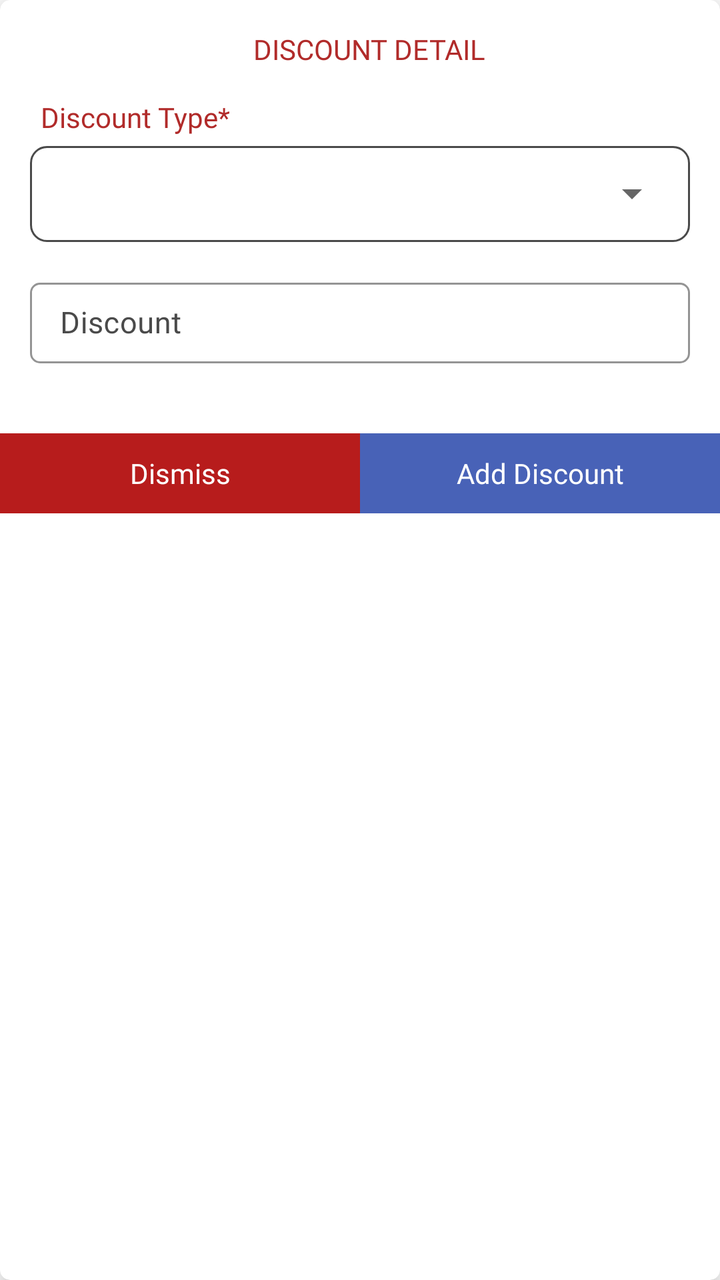
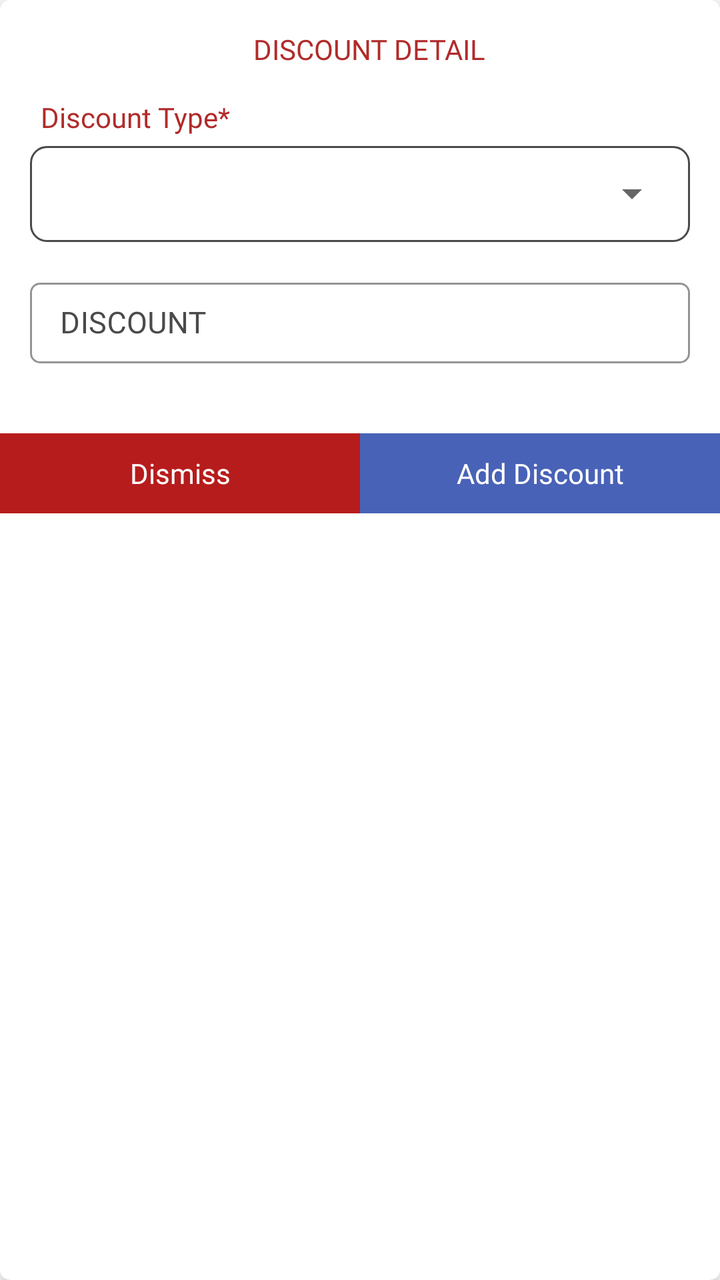

Compare the two renders of this Android layout. The source of the first and the diff that turns it into the second are given below.
<!-- AndroidManifest.xml: application theme AppTheme -->
<!-- res/layout/update_discount_dialog.xml -->
<?xml version="1.0" encoding="utf-8"?>
<androidx.cardview.widget.CardView xmlns:android="http://schemas.android.com/apk/res/android"
    xmlns:app="http://schemas.android.com/apk/res-auto"
    android:layout_width="match_parent"
    android:layout_height="wrap_content"
    android:layout_margin="5dp"
    android:elevation="7dp"
    app:cardCornerRadius="5dp"
    app:cardElevation="7dp">

    <LinearLayout
        android:layout_width="match_parent"
        android:layout_height="wrap_content"
        android:orientation="vertical">

        <TextView
            android:layout_width="wrap_content"
            android:layout_height="wrap_content"
            android:layout_gravity="center"
            android:layout_marginStart="5dp"
            android:layout_marginTop="15dp"
            android:fontFamily="@font/poppinsbold"
            android:gravity="center"
            android:paddingStart="10dp"
            android:paddingEnd="10dp"
            android:text="DISCOUNT DETAIL"
            android:textColor="@color/textcolor" />

        <TextView
            android:layout_width="wrap_content"
            android:layout_height="wrap_content"
            android:layout_gravity="center|start"
            android:layout_marginStart="20dp"
            android:layout_marginTop="15dp"
            android:layout_marginEnd="15dp"
            android:fontFamily="@font/poppinsregular"
            android:gravity="center"
            android:text="Discount Type*"
            android:textColor="@color/textcolor" />

        <LinearLayout
            android:layout_width="match_parent"
            android:layout_height="48dp"
            android:layout_marginStart="15dp"
            android:layout_marginTop="5dp"
            android:layout_marginEnd="15dp"
            android:layout_marginBottom="5dp"
            android:background="@drawable/button_rounded_border"
            android:orientation="horizontal">

            <Spinner
                android:id="@+id/discountTypeSpinner"
                android:layout_width="match_parent"
                android:layout_height="45dp"
                android:layout_gravity="center"
                android:layout_margin="5dp"
                android:autofillHints="Select Discount Type"
                android:fontFamily="@font/poppinsregular"
                android:gravity="center|start"
                android:paddingLeft="10dp"
                android:textColor="@color/black"
                android:textSize="15dp" />

        </LinearLayout>

        <com.google.android.material.textfield.TextInputLayout
            android:id="@+id/discountPercentageLayout"
            style="@style/Widget.MaterialComponents.TextInputLayout.OutlinedBox"
            android:layout_width="match_parent"
            android:layout_height="wrap_content"
            android:layout_gravity="center"
            android:layout_marginStart="15dp"
            android:layout_marginTop="10dp"
            android:layout_marginEnd="15dp"
            android:layout_marginBottom="5dp"
            android:gravity="center"
            android:textColorHint="@color/light_black"
            app:boxCornerRadiusBottomEnd="5dp"
            app:boxCornerRadiusBottomStart="5dp"
            app:boxCornerRadiusTopEnd="5dp"
            app:boxCornerRadiusTopStart="5dp"
            app:boxStrokeColor="@color/light_black">

            <com.google.android.material.textfield.TextInputEditText
                android:id="@+id/discountPercentage"
                android:layout_width="match_parent"
                android:layout_height="wrap_content"
                android:drawableTint="@color/light_black"
                android:fontFamily="@font/poppinsregular"
                android:hint="Discount"
                android:imeOptions="actionNext"
                android:inputType="numberDecimal"
                android:paddingStart="15dp"
                android:paddingTop="10dp"
                android:paddingEnd="10dp"
                android:paddingBottom="10dp"
                android:singleLine="true"
                android:textColor="@color/black"
                android:textColorHint="@color/light_black"
                android:textSize="15dp" />

        </com.google.android.material.textfield.TextInputLayout>

        <LinearLayout
            android:layout_width="match_parent"
            android:layout_height="wrap_content"
            android:layout_marginTop="30dp"
            android:orientation="horizontal">

            <TextView
                android:id="@+id/dismissDiscountPercentage"
                android:layout_width="match_parent"
                android:layout_height="40dp"
                android:layout_gravity="center"
                android:layout_weight="1"
                android:background="@color/red"
                android:fontFamily="@font/poppinsregular"
                android:gravity="center"
                android:text="Dismiss"
                android:textColor="@color/white"
                android:textSize="14dp" />

            <TextView
                android:id="@+id/addDiscountPercentage"
                android:layout_width="match_parent"
                android:layout_height="40dp"
                android:layout_gravity="center"
                android:layout_weight="1"
                android:background="@color/colorPrimary"
                android:fontFamily="@font/poppinsregular"
                android:gravity="center"
                android:text="Add Discount"
                android:textColor="@color/white"
                android:textSize="14dp" />

        </LinearLayout>

    </LinearLayout>

</androidx.cardview.widget.CardView>
<!-- resources referenced by this layout -->
<resources>
  <color name="black">#000</color>
  <color name="colorPrimary">#4862b7</color>
  <color name="light_black">#4a4a4a</color>
  <color name="red">#B71C1C</color>
  <color name="textcolor">#b12b2a</color>
  <color name="white">#fff</color>
  <!-- drawable button_rounded_border (drawable) -->
  <?xml version="1.0" encoding="utf-8"?>
  <shape xmlns:android="http://schemas.android.com/apk/res/android">
      <stroke
          android:width="1dp"
          android:color="@color/light_black" />
  
      <corners android:radius="8dp" />
  
  </shape>
  <style name="AppTheme" parent="Theme.MaterialComponents.Light.NoActionBar">
          
          <item name="colorPrimary">@color/colorPrimary</item>
          <item name="colorPrimaryDark">@color/colorPrimary</item>
          <item name="colorAccent">@color/colorAccent</item>
          <item name="android:windowIsTranslucent">true</item>
          <item name="windowNoTitle">true</item>
          <item name="windowActionBar">false</item>
  
      </style>
  <color name="colorAccent">#000</color>
</resources>

<!-- the commit's change to res/layout/update_discount_dialog.xml (unified diff, before → after) -->
@@ -23,7 +23,7 @@
             android:gravity="center"
             android:paddingStart="10dp"
             android:paddingEnd="10dp"
-            android:text="DISCOUNT DETAIL"
+            android:text="@string/ui_discount_detail"
             android:textColor="@color/textcolor" />
 
         <TextView
@@ -35,7 +35,7 @@
             android:layout_marginEnd="15dp"
             android:fontFamily="@font/poppinsregular"
             android:gravity="center"
-            android:text="Discount Type*"
+            android:text="@string/ui_discount_type"
             android:textColor="@color/textcolor" />
 
         <LinearLayout
@@ -87,7 +87,7 @@
                 android:layout_height="wrap_content"
                 android:drawableTint="@color/light_black"
                 android:fontFamily="@font/poppinsregular"
-                android:hint="Discount"
+                android:hint="@string/ui_discount"
                 android:imeOptions="actionNext"
                 android:inputType="numberDecimal"
                 android:paddingStart="15dp"
@@ -116,7 +116,7 @@
                 android:background="@color/red"
                 android:fontFamily="@font/poppinsregular"
                 android:gravity="center"
-                android:text="Dismiss"
+                android:text="@string/ui_dismiss"
                 android:textColor="@color/white"
                 android:textSize="14dp" />
 
@@ -129,7 +129,7 @@
                 android:background="@color/colorPrimary"
                 android:fontFamily="@font/poppinsregular"
                 android:gravity="center"
-                android:text="Add Discount"
+                android:text="@string/ui_add_discount"
                 android:textColor="@color/white"
                 android:textSize="14dp" />
 
<!-- resource entries referenced after the edit -->
@@ -16,6 +16,11 @@
       <corners android:radius="8dp" />
   
   </shape>
+  <string name="ui_add_discount">Add Discount</string>
+  <string name="ui_discount">DISCOUNT</string>
+  <string name="ui_discount_detail">DISCOUNT DETAIL</string>
+  <string name="ui_discount_type">Discount Type*</string>
+  <string name="ui_dismiss">Dismiss</string>
   <style name="AppTheme" parent="Theme.MaterialComponents.Light.NoActionBar">
           
           <item name="colorPrimary">@color/colorPrimary</item>
